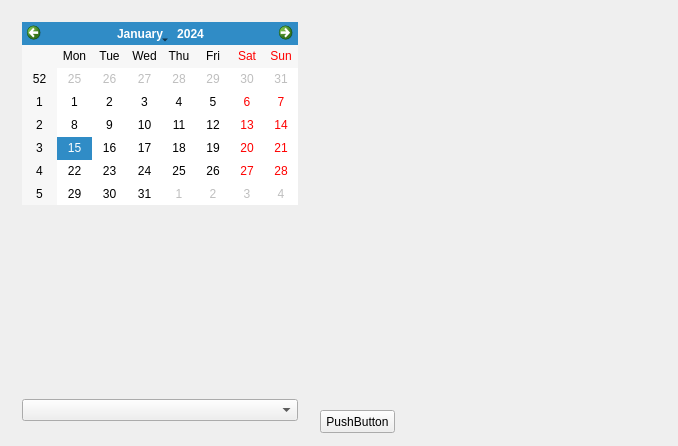
First picture: the form in mainwindow.ui, repository RDRR7/Examen2, before the edit.
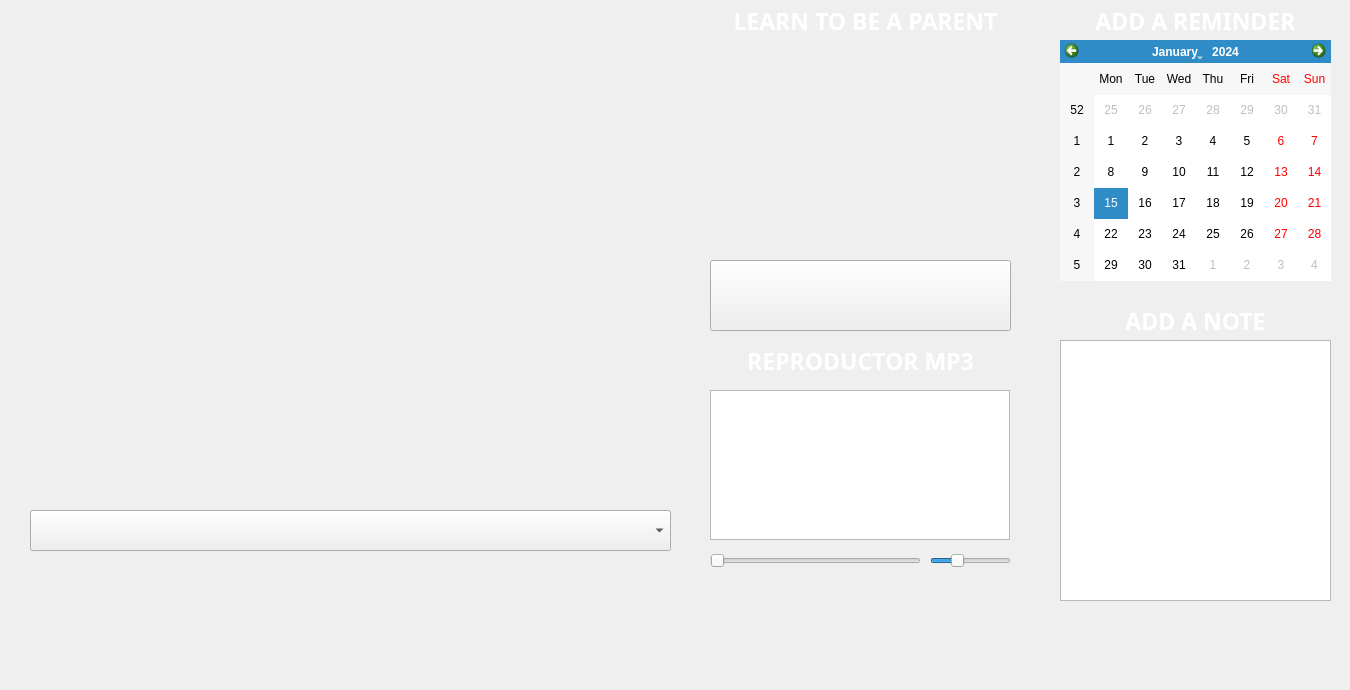
Second picture: the form after the edit. Icons and pictures are not drawn. Custom widgets are drawn as their Qt base class.

Patch:
```diff
--- a/mainwindow.ui
+++ b/mainwindow.ui
@@ -6,29 +6,123 @@
    <rect>
     <x>0</x>
     <y>0</y>
-    <width>678</width>
-    <height>446</height>
+    <width>1350</width>
+    <height>690</height>
    </rect>
   </property>
+  <property name="palette">
+   <palette>
+    <active>
+     <colorrole role="WindowText">
+      <brush brushstyle="SolidPattern">
+       <color alpha="255">
+        <red>255</red>
+        <green>255</green>
+        <blue>255</blue>
+       </color>
+      </brush>
+     </colorrole>
+    </active>
+    <inactive>
+     <colorrole role="WindowText">
+      <brush brushstyle="SolidPattern">
+       <color alpha="255">
+        <red>255</red>
+        <green>255</green>
+        <blue>255</blue>
+       </color>
+      </brush>
+     </colorrole>
+    </inactive>
+    <disabled>
+     <colorrole role="WindowText">
+      <brush brushstyle="SolidPattern">
+       <color alpha="255">
+        <red>120</red>
+        <green>120</green>
+        <blue>120</blue>
+       </color>
+      </brush>
+     </colorrole>
+    </disabled>
+   </palette>
+  </property>
   <property name="windowTitle">
    <string>MainWindow</string>
   </property>
   <widget class="QWidget" name="centralWidget">
-   <widget class="QWidget" name="layoutWidget">
+   <widget class="QPushButton" name="btn_youtube">
     <property name="geometry">
      <rect>
-      <x>11</x>
-      <y>11</y>
-      <width>298</width>
-      <height>421</height>
+      <x>710</x>
+      <y>40</y>
+      <width>300</width>
+      <height>201</height>
      </rect>
     </property>
-    <layout class="QGridLayout" name="gridLayout">
-     <item row="0" column="0">
-      <widget class="QCalendarWidget" name="calendarWidget"/>
-     </item>
-     <item row="1" column="0">
+    <property name="styleSheet">
+     <string notr="true">background-image: url(:/parent.jpg);</string>
+    </property>
+    <property name="text">
+     <string/>
+    </property>
+    <property name="flat">
+     <bool>true</bool>
+    </property>
+   </widget>
+   <widget class="QLabel" name="background">
+    <property name="geometry">
+     <rect>
+      <x>0</x>
+      <y>0</y>
+      <width>1500</width>
+      <height>691</height>
+     </rect>
+    </property>
+    <property name="styleSheet">
+     <string notr="true"/>
+    </property>
+    <property name="text">
+     <string/>
+    </property>
+   </widget>
+   <widget class="QComboBox" name="comboBox">
+    <property name="geometry">
+     <rect>
+      <x>30</x>
+      <y>510</y>
+      <width>641</width>
+      <height>41</height>
+     </rect>
+    </property>
+    <property name="font">
+     <font>
+      <family>Arial Black</family>
+      <pointsize>14</pointsize>
+      <weight>75</weight>
+      <bold>true</bold>
+     </font>
+    </property>
+   </widget>
+   <widget class="QCalendarWidget" name="calendarWidget">
+    <property name="geometry">
+     <rect>
+      <x>1060</x>
+      <y>40</y>
+      <width>271</width>
+      <height>241</height>
+     </rect>
+    </property>
+   </widget>
       <widget class="QStackedWidget" name="stackedWidget">
+    <property name="geometry">
+     <rect>
+      <x>30</x>
+      <y>20</y>
+      <width>640</width>
+      <height>480</height>
+     </rect>
+    </property>
        <property name="palette">
         <palette>
          <active>
@@ -100,10 +194,10 @@
         <widget class="QCameraViewfinder" name="viewfinder" native="true">
          <property name="geometry">
           <rect>
-           <x>-1</x>
+        <x>0</x>
            <y>-1</y>
-           <width>301</width>
-           <height>191</height>
+        <width>641</width>
+        <height>480</height>
           </rect>
          </property>
         </widget>
@@ -129,39 +223,367 @@
         </layout>
        </widget>
       </widget>
-     </item>
-     <item row="2" column="0">
-      <widget class="QComboBox" name="comboBox"/>
-     </item>
-    </layout>
+   <widget class="QPlainTextEdit" name="plainTextEdit">
+    <property name="geometry">
+     <rect>
+      <x>1060</x>
+      <y>340</y>
+      <width>271</width>
+      <height>261</height>
+     </rect>
+    </property>
+    <property name="font">
+     <font>
+      <family>Arial Black</family>
+      <pointsize>13</pointsize>
+      <weight>75</weight>
+      <bold>true</bold>
+     </font>
+    </property>
+    <property name="styleSheet">
+     <string notr="true">background-image: url(:/note.png);</string>
+    </property>
    </widget>
-   <widget class="QPushButton" name="btn_youtube">
+   <widget class="QLabel" name="Title">
     <property name="geometry">
      <rect>
-      <x>320</x>
-      <y>410</y>
-      <width>75</width>
-      <height>23</height>
+      <x>710</x>
+      <y>0</y>
+      <width>311</width>
+      <height>41</height>
      </rect>
     </property>
+    <property name="font">
+     <font>
+      <family>Arial Black</family>
+      <pointsize>17</pointsize>
+      <weight>75</weight>
+      <bold>true</bold>
+      <underline>false</underline>
+     </font>
+    </property>
     <property name="text">
-     <string>PushButton</string>
+     <string>LEARN TO BE A PARENT</string>
     </property>
+    <property name="alignment">
+     <set>Qt::AlignCenter</set>
+    </property>
    </widget>
-   <widget class="QLabel" name="background">
+   <widget class="QLabel" name="Title_2">
     <property name="geometry">
      <rect>
-      <x>0</x>
+      <x>1060</x>
       <y>0</y>
-      <width>681</width>
-      <height>451</height>
+      <width>271</width>
+      <height>41</height>
      </rect>
     </property>
+    <property name="font">
+     <font>
+      <family>Arial Black</family>
+      <pointsize>17</pointsize>
+      <weight>75</weight>
+      <bold>true</bold>
+      <underline>false</underline>
+     </font>
+    </property>
+    <property name="text">
+     <string>ADD A REMINDER</string>
+    </property>
+    <property name="alignment">
+     <set>Qt::AlignCenter</set>
+    </property>
+   </widget>
+   <widget class="QLabel" name="Title_3">
+    <property name="geometry">
+     <rect>
+      <x>1060</x>
+      <y>300</y>
+      <width>271</width>
+      <height>41</height>
+     </rect>
+    </property>
+    <property name="font">
+     <font>
+      <family>Arial Black</family>
+      <pointsize>17</pointsize>
+      <weight>75</weight>
+      <bold>true</bold>
+      <underline>false</underline>
+     </font>
+    </property>
+    <property name="text">
+     <string>ADD A NOTE</string>
+    </property>
+    <property name="alignment">
+     <set>Qt::AlignCenter</set>
+    </property>
+   </widget>
+   <widget class="QLabel" name="Title_4">
+    <property name="geometry">
+     <rect>
+      <x>710</x>
+      <y>340</y>
+      <width>301</width>
+      <height>41</height>
+     </rect>
+    </property>
+    <property name="font">
+     <font>
+      <family>Arial Black</family>
+      <pointsize>17</pointsize>
+      <weight>75</weight>
+      <bold>true</bold>
+      <underline>false</underline>
+     </font>
+    </property>
+    <property name="text">
+     <string>REPRODUCTOR MP3</string>
+    </property>
+    <property name="alignment">
+     <set>Qt::AlignCenter</set>
+    </property>
+   </widget>
+   <widget class="QListWidget" name="listWidget">
+    <property name="geometry">
+     <rect>
+      <x>710</x>
+      <y>390</y>
+      <width>300</width>
+      <height>150</height>
+     </rect>
+    </property>
+    <property name="palette">
+     <palette>
+      <active>
+       <colorrole role="Text">
+        <brush brushstyle="SolidPattern">
+         <color alpha="255">
+          <red>255</red>
+          <green>255</green>
+          <blue>255</blue>
+         </color>
+        </brush>
+       </colorrole>
+      </active>
+      <inactive>
+       <colorrole role="Text">
+        <brush brushstyle="SolidPattern">
+         <color alpha="255">
+          <red>255</red>
+          <green>255</green>
+          <blue>255</blue>
+         </color>
+        </brush>
+       </colorrole>
+      </inactive>
+      <disabled>
+       <colorrole role="Text">
+        <brush brushstyle="SolidPattern">
+         <color alpha="255">
+          <red>120</red>
+          <green>120</green>
+          <blue>120</blue>
+         </color>
+        </brush>
+       </colorrole>
+      </disabled>
+     </palette>
+    </property>
+    <property name="font">
+     <font>
+      <family>Arial Black</family>
+      <pointsize>16</pointsize>
+      <weight>75</weight>
+      <bold>true</bold>
+     </font>
+    </property>
     <property name="styleSheet">
-     <string notr="true"/>
+     <string notr="true">background-image: url(:/playlist.png);</string>
     </property>
+   </widget>
+   <widget class="QPushButton" name="pushButton_stop">
+    <property name="geometry">
+     <rect>
+      <x>920</x>
+      <y>580</y>
+      <width>100</width>
+      <height>100</height>
+     </rect>
+    </property>
+    <property name="styleSheet">
+     <string notr="true">background-image: url(:/stop.jpg);</string>
+    </property>
     <property name="text">
      <string/>
+    </property>
+    <property name="flat">
+     <bool>true</bool>
+    </property>
+   </widget>
+   <widget class="QPushButton" name="pushButton_open">
+    <property name="geometry">
+     <rect>
+      <x>700</x>
+      <y>580</y>
+      <width>100</width>
+      <height>100</height>
+     </rect>
+    </property>
+    <property name="styleSheet">
+     <string notr="true">background-image: url(:/open.jpg);</string>
+    </property>
+    <property name="text">
+     <string/>
+    </property>
+    <property name="flat">
+     <bool>true</bool>
+    </property>
+   </widget>
+   <widget class="QPushButton" name="pushButton_start">
+    <property name="geometry">
+     <rect>
+      <x>810</x>
+      <y>580</y>
+      <width>100</width>
+      <height>100</height>
+     </rect>
+    </property>
+    <property name="autoFillBackground">
+     <bool>false</bool>
+    </property>
+    <property name="styleSheet">
+     <string notr="true">background-image: url(:/play.jpg);</string>
+    </property>
+    <property name="text">
+     <string/>
+    </property>
+    <property name="flat">
+     <bool>true</bool>
+    </property>
+   </widget>
+   <widget class="QSlider" name="horizontalSlider_volume">
+    <property name="geometry">
+     <rect>
+      <x>930</x>
+      <y>550</y>
+      <width>81</width>
+      <height>22</height>
+     </rect>
+    </property>
+    <property name="maximum">
+     <number>100</number>
+    </property>
+    <property name="value">
+     <number>30</number>
+    </property>
+    <property name="orientation">
+     <enum>Qt::Horizontal</enum>
+    </property>
+   </widget>
+   <widget class="QSlider" name="horizontalSlider_progress">
+    <property name="geometry">
+     <rect>
+      <x>710</x>
+      <y>550</y>
+      <width>211</width>
+      <height>22</height>
+     </rect>
+    </property>
+    <property name="orientation">
+     <enum>Qt::Horizontal</enum>
+    </property>
+   </widget>
+   <widget class="QPushButton" name="pushButton_album">
+    <property name="geometry">
+     <rect>
+      <x>710</x>
+      <y>260</y>
+      <width>301</width>
+      <height>71</height>
+     </rect>
+    </property>
+    <property name="styleSheet">
+     <string notr="true">background-image: url(:/memories.jpg);</string>
+    </property>
+    <property name="text">
+     <string/>
+    </property>
+   </widget>
+   <widget class="QPushButton" name="pushButton_forwardNote">
+    <property name="geometry">
+     <rect>
+      <x>1200</x>
+      <y>610</y>
+      <width>70</width>
+      <height>70</height>
+     </rect>
+    </property>
+    <property name="styleSheet">
+     <string notr="true">background-image: url(:/left.jpg);</string>
+    </property>
+    <property name="text">
+     <string/>
+    </property>
+    <property name="flat">
+     <bool>true</bool>
+    </property>
+   </widget>
+   <widget class="QPushButton" name="pushButton_backwardNote">
+    <property name="geometry">
+     <rect>
+      <x>1270</x>
+      <y>610</y>
+      <width>70</width>
+      <height>70</height>
+     </rect>
+    </property>
+    <property name="styleSheet">
+     <string notr="true">background-image: url(:/right.jpg);</string>
+    </property>
+    <property name="text">
+     <string/>
+    </property>
+    <property name="flat">
+     <bool>true</bool>
+    </property>
+   </widget>
+   <widget class="QPushButton" name="pushButton_addNote">
+    <property name="geometry">
+     <rect>
+      <x>1060</x>
+      <y>610</y>
+      <width>70</width>
+      <height>70</height>
+     </rect>
+    </property>
+    <property name="styleSheet">
+     <string notr="true">background-image: url(:/plus2.jpg);</string>
+    </property>
+    <property name="text">
+     <string/>
+    </property>
+    <property name="flat">
+     <bool>true</bool>
+    </property>
+   </widget>
+   <widget class="QPushButton" name="pushButton_deleteNote">
+    <property name="geometry">
+     <rect>
+      <x>1130</x>
+      <y>610</y>
+      <width>70</width>
+      <height>70</height>
+     </rect>
+    </property>
+    <property name="styleSheet">
+     <string notr="true">background-image: url(:/minus2.jpg);</string>
+    </property>
+    <property name="text">
+     <string/>
+    </property>
+    <property name="flat">
+     <bool>true</bool>
     </property>
    </widget>
    <zorder>background</zorder>
```
Left out of the diff: 20 changed lines with no effect on the pictures. Lines whose indentation alone changed are shown as unchanged.
